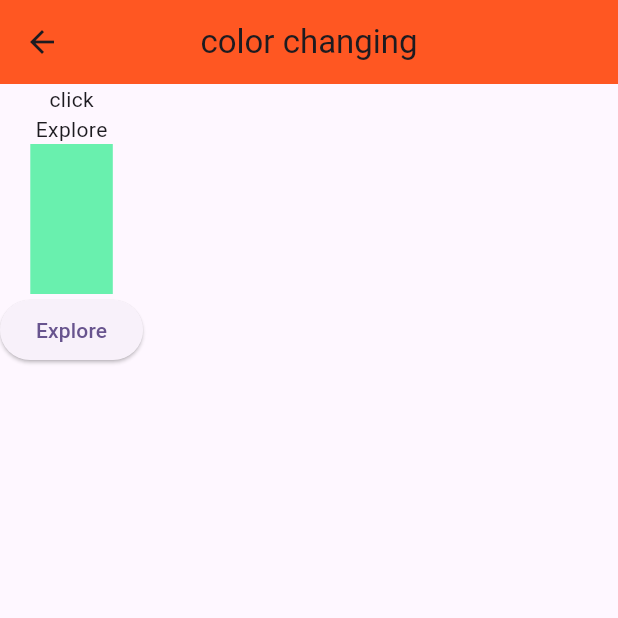
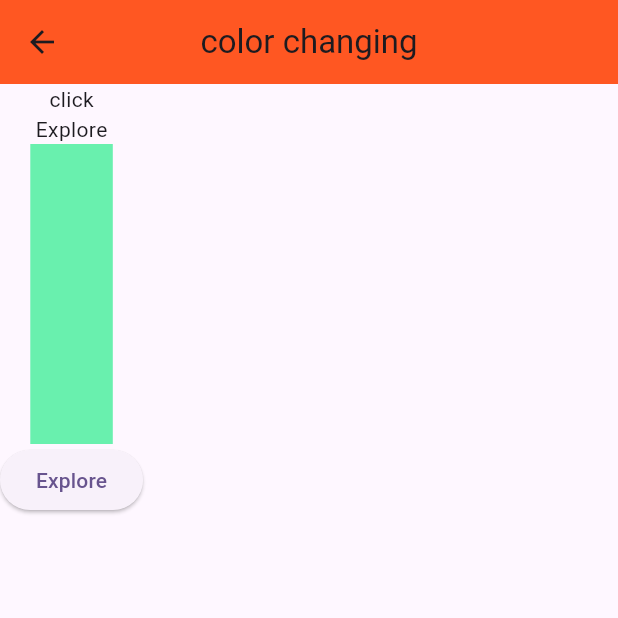
Before and after one commit to abhishek01git/Flutter_Basics, a Flutter app: the changbutton screen opened directly, on a phone screen of 412 x 824 dp, the top half of it. Run offline on Flutter 3.47's test engine with Material 2 defaults, Android fonts, the light colour scheme and no system bars.

Commit message:
flutter basics

```diff
--- a/lib/numberchange.dart
+++ b/lib/numberchange.dart
@@ -35,7 +35,7 @@ class _changbuttonState extends State<changbutton> {
           Text("Explore"),
           //Text(counter.toString()),
           Container(
-            height: 100,
+            height: 200,
             width: 55,
             color: changecolor,
           ),
```
